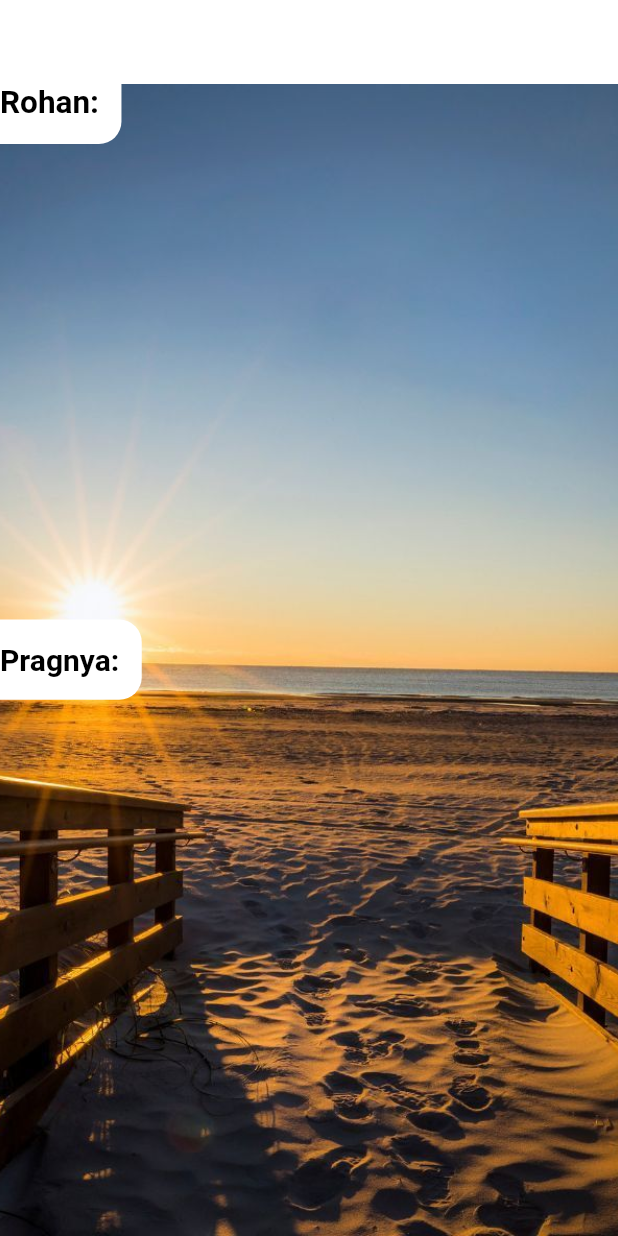
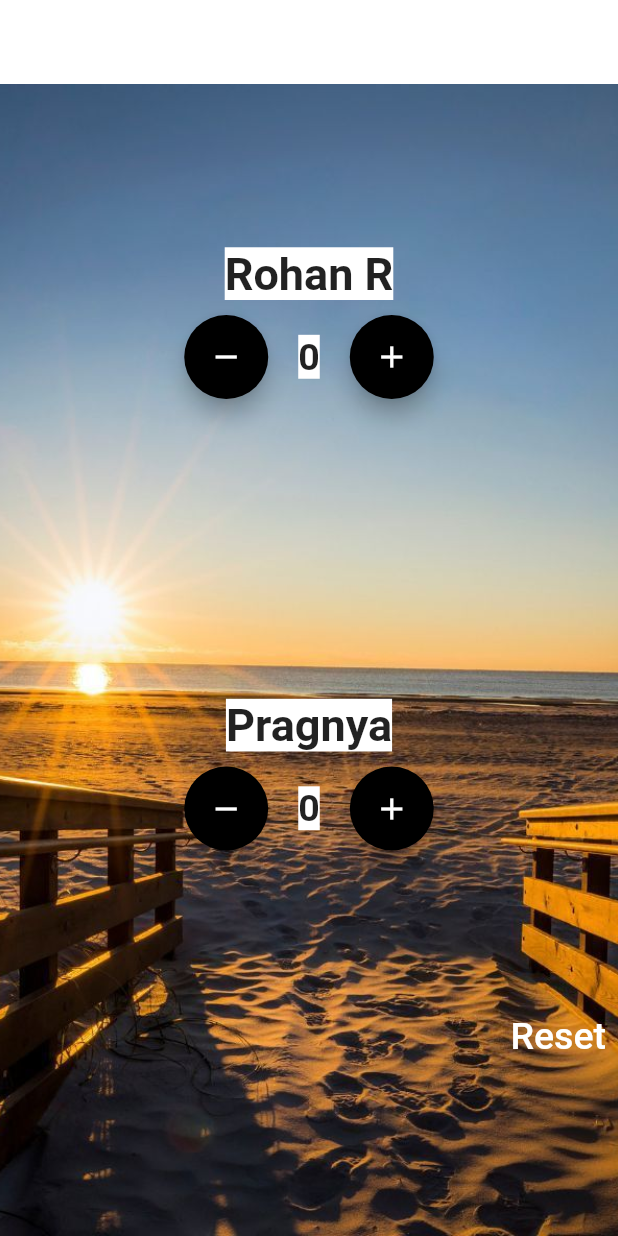
Before and after one commit to Rohan-Swift/GMC, a Flutter app: the screen it shows after launch, on a phone screen of 412 x 824 dp. Run offline on Flutter 3.47's test engine with Material 2 defaults, Android fonts, the phone set to English and light mode, and no system bars.

Commit message:
added both names

```diff
--- a/lib/main.dart
+++ b/lib/main.dart
@@ -6,43 +6,44 @@ void main() {
   ));
 }
 
-
 class GMC extends StatefulWidget {
   @override
   _GMCState createState() => _GMCState();
 }
 
 class _GMCState extends State<GMC> {
-  int pscore=0, rscore=0;
+  int pscore = 0, rscore = 0;
 
-  void pinc()
-  {
+  void pinc() {
     setState(() {
       pscore++;
     });
   }
-  void pdec()
-  {
+
+  void pdec() {
     setState(() {
       pscore--;
     });
   }
-  void rinc()
-  {
+
+  void rinc() {
     setState(() {
       rscore++;
     });
   }
-  void rdec()
-  {
+
+  void rdec() {
+    setState(() {
       rscore--;
-  }
-  void reset()
-  {
-    pscore=0;
-    rscore=0;
+    });
   }
 
+  void reset() {
+    setState(() {
+      pscore = 0;
+      rscore = 0;
+    });
+  }
 
   @override
   Widget build(BuildContext context) {
@@ -59,45 +60,105 @@ class _GMCState extends State<GMC> {
             Container(
               decoration: BoxDecoration(
                 image: DecorationImage(
-            image: AssetImage('assets/morn.jpg'),
-            fit: BoxFit.cover,
-            ),
+                    image: AssetImage('assets/morn.jpg'), fit: BoxFit.cover),
               ),
             ),
             Column(
-        mainAxisAlignment: MainAxisAlignment.spaceEvenly,
+                mainAxisAlignment: MainAxisAlignment.center,
                 crossAxisAlignment: CrossAxisAlignment.center,
                 children: <Widget>[
                   Text(
-          'Pragnya:',
+                    'Rohan R',
                     style: TextStyle(
-            color: Colors.black,
-            fontSize: 20.0,
+                      backgroundColor: Colors.white,
+                      fontSize: 30.0,
                       fontWeight: FontWeight.bold,
-            background: Paint()
-            ..strokeWidth=30
-            ..color=Colors.white
-            ..style = PaintingStyle.stroke
-            ..strokeJoin = StrokeJoin.round),
-
                     ),
-
+                    textAlign: TextAlign.center,
+                  ),
+                  SizedBox(
+                    height: 10.0,
+                  ),
+                  Row(
+                    mainAxisAlignment: MainAxisAlignment.center,
+                    crossAxisAlignment: CrossAxisAlignment.center,
+                    children: <Widget>[
+                      FloatingActionButton(
+                        onPressed: rdec,
+                        child: Icon(Icons.remove),
+                        backgroundColor: Colors.black,
+                      ),
+                      SizedBox(width: 20.0),
+                      Text(
+                        '$rscore',
+                        style: TextStyle(
+                          fontSize: 25.0,
+                          backgroundColor: Colors.white,
+                          fontWeight: FontWeight.bold,
+                        ),
+                      ),
+                      SizedBox(width: 20.0),
+                      FloatingActionButton(
+                        onPressed: rinc,
+                        child: Icon(Icons.add),
+                        backgroundColor: Colors.black,
+                      ),
                     ],
                   ),
+                  SizedBox(height: 200.0),
                   Text(
-            'Rohan:',
+                    'Pragnya',
                     style: TextStyle(
-            color: Colors.black,
-            fontSize: 21.0,
+                      backgroundColor: Colors.white,
+                      fontSize: 30.0,
                       fontWeight: FontWeight.bold,
-            background: Paint()
-            ..strokeWidth=30
-            ..color=Colors.white
-            ..style = PaintingStyle.stroke
-            ..strokeJoin = StrokeJoin.round),
                     ),
-      ]
-      )
-   );
+                    textAlign: TextAlign.center,
+                  ),
+                  SizedBox(
+                    height: 10.0,
+                  ),
+                  Row(
+                    mainAxisAlignment: MainAxisAlignment.center,
+                    crossAxisAlignment: CrossAxisAlignment.center,
+                    children: <Widget>[
+                      FloatingActionButton(
+                        onPressed: pdec,
+                        child: Icon(Icons.remove),
+                        backgroundColor: Colors.black,
+                      ),
+                      SizedBox(width: 20.0),
+                      Text(
+                        '$pscore',
+                        style: TextStyle(
+                          fontSize: 25.0,
+                          backgroundColor: Colors.white,
+                          fontWeight: FontWeight.bold,
+                        ),
+                      ),
+                      SizedBox(width: 20.0),
+                      FloatingActionButton(
+                        onPressed: pinc,
+                        child: Icon(Icons.add),
+                        backgroundColor: Colors.black,
+                      ),
+                    ],
+                  ),
+                  SizedBox(height: 100.0),
+                  Align(
+                      alignment: Alignment.bottomRight,
+                      child: TextButton(
+                        onPressed: reset,
+                        style: TextButton.styleFrom(
+                          primary: Colors.white,
+                        ),
+                        child: Text(
+                          'Reset',
+                          style: TextStyle(fontSize: 25),
+                        ),
+                      )),
+                ])
+          ],
+        ));
   }
 }
```
Lines whose indentation alone changed are shown as unchanged.
